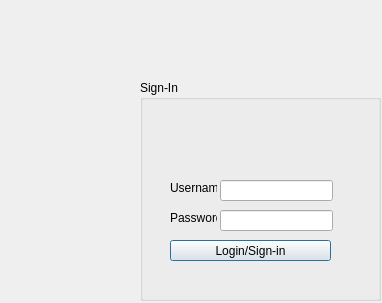
Above: loginwindow.ui from B-Minus-Programmers/jojibrush before the change. Below: the same form after it.
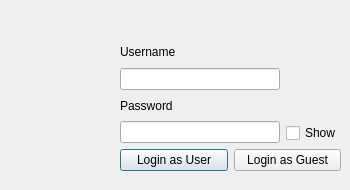
That is the form after the change. Icons and pictures are not drawn.

```diff
--- a/loginwindow.ui
+++ b/loginwindow.ui
@@ -6,8 +6,8 @@
    <rect>
     <x>0</x>
     <y>0</y>
-    <width>382</width>
-    <height>303</height>
+    <width>350</width>
+    <height>190</height>
    </rect>
   </property>
   <property name="windowTitle">
@@ -16,90 +16,138 @@
   <widget class="QLabel" name="label_logo">
    <property name="geometry">
     <rect>
-     <x>10</x>
-     <y>100</y>
-     <width>121</width>
-     <height>191</height>
+     <x>0</x>
+     <y>0</y>
+     <width>120</width>
+     <height>190</height>
     </rect>
    </property>
    <property name="text">
     <string/>
    </property>
   </widget>
-  <widget class="QGroupBox" name="groupBox">
+  <widget class="QWidget" name="layoutWidget">
    <property name="geometry">
     <rect>
-     <x>140</x>
-     <y>80</y>
-     <width>241</width>
-     <height>221</height>
+     <x>120</x>
+     <y>20</y>
+     <width>221</width>
+     <height>151</height>
     </rect>
    </property>
-   <property name="title">
-    <string>Sign-In</string>
-   </property>
-   <widget class="QLabel" name="label">
-    <property name="geometry">
-     <rect>
-      <x>30</x>
-      <y>100</y>
-      <width>47</width>
-      <height>16</height>
-     </rect>
-    </property>
-    <property name="text">
-     <string>Username</string>
-    </property>
-   </widget>
-   <widget class="QLabel" name="label_2">
-    <property name="geometry">
-     <rect>
-      <x>30</x>
-      <y>130</y>
-      <width>47</width>
-      <height>16</height>
-     </rect>
-    </property>
-    <property name="text">
-     <string>Password</string>
-    </property>
-   </widget>
-   <widget class="QLineEdit" name="lineEdit_username">
-    <property name="geometry">
-     <rect>
-      <x>80</x>
-      <y>100</y>
-      <width>113</width>
-      <height>21</height>
-     </rect>
-    </property>
-   </widget>
-   <widget class="QLineEdit" name="lineEdit_2_password">
-    <property name="geometry">
-     <rect>
-      <x>80</x>
-      <y>130</y>
-      <width>113</width>
-      <height>21</height>
-     </rect>
-    </property>
-    <property name="echoMode">
-     <enum>QLineEdit::Password</enum>
-    </property>
-   </widget>
-   <widget class="QPushButton" name="pushButton">
-    <property name="geometry">
-     <rect>
-      <x>30</x>
-      <y>160</y>
-      <width>161</width>
-      <height>21</height>
-     </rect>
-    </property>
-    <property name="text">
-     <string>Login/Sign-in</string>
-    </property>
-   </widget>
+   <layout class="QVBoxLayout" name="verticalLayout_2">
+    <item>
+     <widget class="QLabel" name="label_errorMsg">
+      <property name="enabled">
+       <bool>true</bool>
+      </property>
+      <property name="font">
+       <font>
+        <family>Dubai Medium</family>
+        <pointsize>9</pointsize>
+        <weight>50</weight>
+        <bold>false</bold>
+        <kerning>true</kerning>
+       </font>
+      </property>
+      <property name="frameShape">
+       <enum>QFrame::NoFrame</enum>
+      </property>
+      <property name="lineWidth">
+       <number>1</number>
+      </property>
+      <property name="text">
+       <string/>
+      </property>
+      <property name="alignment">
+       <set>Qt::AlignCenter</set>
+      </property>
+      <property name="wordWrap">
+       <bool>true</bool>
+      </property>
+      <property name="margin">
+       <number>0</number>
+      </property>
+     </widget>
+    </item>
+    <item>
+     <layout class="QHBoxLayout" name="horizontalLayout_2">
+      <item>
+       <layout class="QVBoxLayout" name="verticalLayout">
+        <item>
+         <widget class="QLabel" name="label_username">
+          <property name="text">
+           <string>Username</string>
+          </property>
+          <property name="buddy">
+           <cstring>lineEdit_username</cstring>
+          </property>
+         </widget>
+        </item>
+        <item>
+         <widget class="QLineEdit" name="lineEdit_username"/>
+        </item>
+        <item>
+         <widget class="QLabel" name="label_password">
+          <property name="text">
+           <string>Password</string>
+          </property>
+         </widget>
+        </item>
+        <item>
+         <widget class="QLineEdit" name="lineEdit_password">
+          <property name="echoMode">
+           <enum>QLineEdit::Password</enum>
+          </property>
+         </widget>
+        </item>
+       </layout>
+      </item>
+      <item>
+       <layout class="QVBoxLayout" name="verticalLayout_3">
+        <item>
+         <spacer name="verticalSpacer">
+          <property name="orientation">
+           <enum>Qt::Vertical</enum>
+          </property>
+          <property name="sizeHint" stdset="0">
+           <size>
+            <width>20</width>
+            <height>40</height>
+           </size>
+          </property>
+         </spacer>
+        </item>
+        <item>
+         <widget class="QCheckBox" name="checkBox_showPW">
+          <property name="text">
+           <string>Show</string>
+          </property>
+         </widget>
+        </item>
+       </layout>
+      </item>
+     </layout>
+    </item>
+    <item>
+     <layout class="QHBoxLayout" name="horizontalLayout">
+      <item>
+       <widget class="QPushButton" name="pushButton_registered">
+        <property name="text">
+         <string>Login as User</string>
+        </property>
+       </widget>
+      </item>
+      <item>
+       <widget class="QPushButton" name="pushButton_guest">
+        <property name="text">
+         <string>Login as Guest</string>
+        </property>
+       </widget>
+      </item>
+     </layout>
+    </item>
+   </layout>
   </widget>
  </widget>
  <resources/>
```
Left out of the diff: 10 changed lines with no effect on the pictures.
